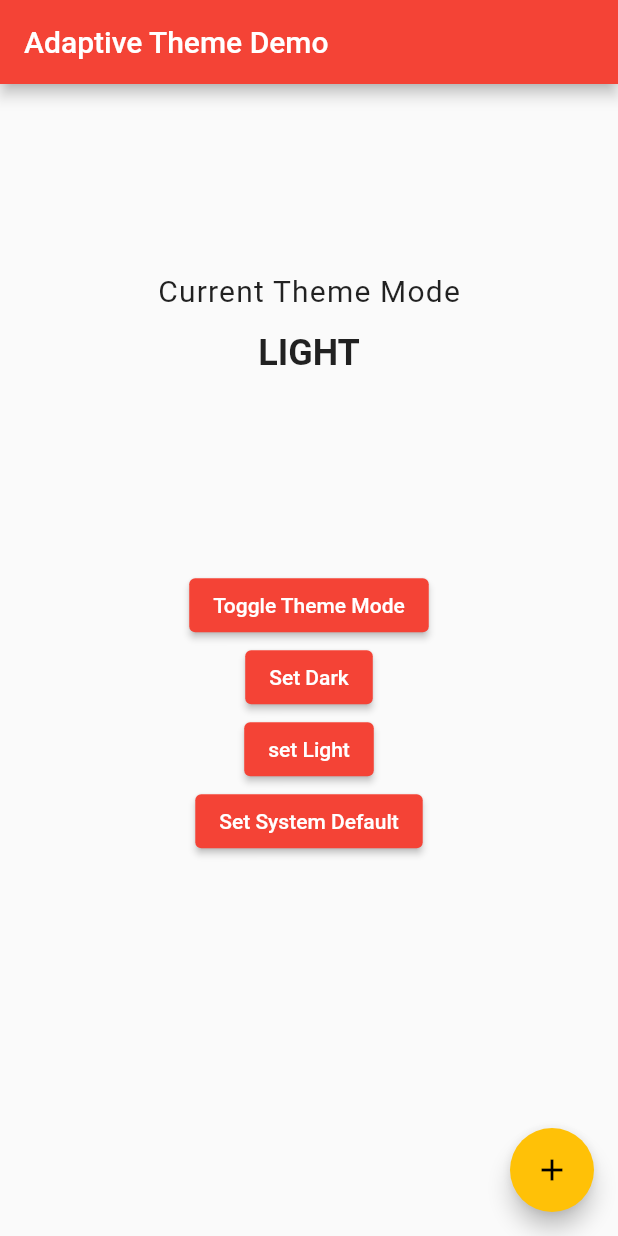
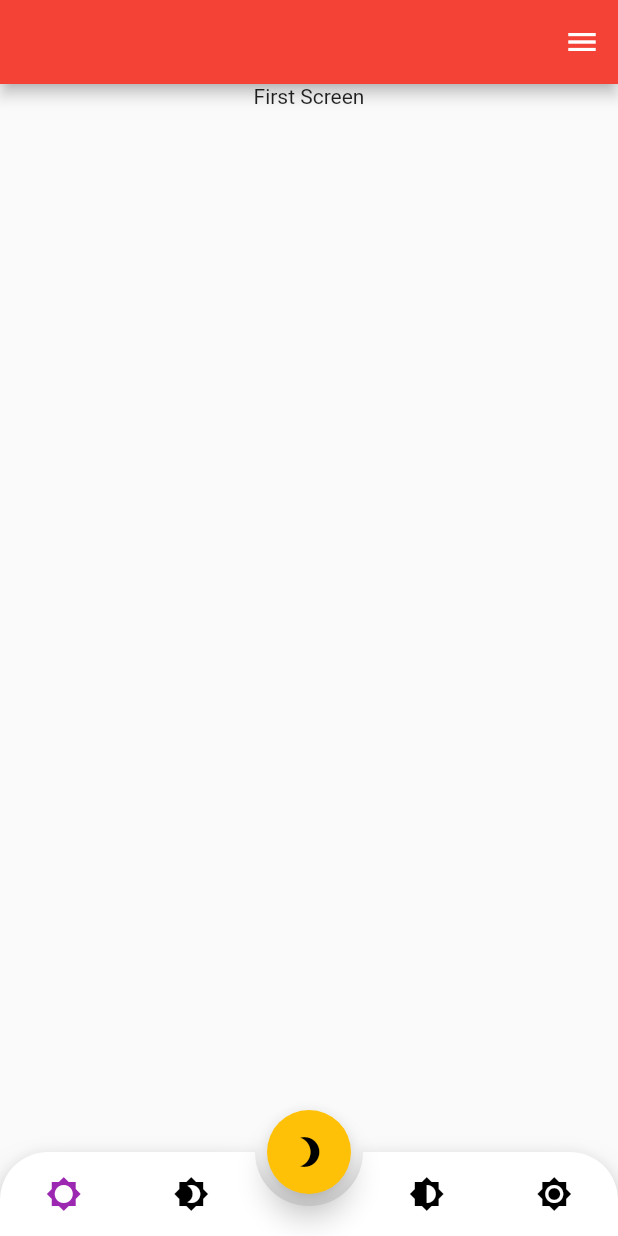
Before and after one commit to birdincee/-newCareyou, a Flutter app: the screen it shows after launch, on a phone screen of 412 x 824 dp. Run offline on Flutter 3.47's test engine with Material 2 defaults, Android fonts, the phone set to English and light mode, and no system bars; drawn by our look-alikes of animated_bottom_navigation_bar; our stand-ins replace adaptive_theme, shared_preferences.

Commit message:
update 0.3 tap and page

```diff
--- /dev/null
+++ b/lib/component/willpopCallBack.dart
@@ -0,0 +1,5 @@
+class WillCall {
+  Future<bool> willPopCallback() async {
+    return false; // return true if the route to be popped
+  }
+}
--- a/lib/main.dart
+++ b/lib/main.dart
@@ -1,18 +1,24 @@
 import 'package:adaptive_theme/adaptive_theme.dart';
 import 'package:flutter/material.dart';
 import 'package:flutter/widgets.dart';
-import 'package:newcareyou/screen/home_screen.dart';
+import 'package:newcareyou/function/funtion_default.dart';
+import 'package:newcareyou/screen/index_screen.dart';
+import 'package:newcareyou/static_variable/static_bool.dart';
 import 'package:newcareyou/static_variable/static_page_name.dart';
 import 'package:newcareyou/static_variable/theme_data.dart';
+import 'package:shared_preferences/shared_preferences.dart';
 
 void main() async {
   WidgetsFlutterBinding.ensureInitialized();
   final savedThemeMode = await AdaptiveTheme.getThemeMode();
   final pageRoute = await StaticPageName().routesName();
+  StaticBool.bCheckLogin = await FnDefault().checkLogin();
+  print(StaticBool.bCheckLogin);
   runApp(
     MyApp(
       savedThemeMode: savedThemeMode,
       pageRoute: pageRoute,
+      bCheckLogin: StaticBool.bCheckLogin,
     ),
   );
 }
@@ -20,7 +26,10 @@ void main() async {
 class MyApp extends StatelessWidget {
   final AdaptiveThemeMode savedThemeMode;
   final dynamic pageRoute;
-  const MyApp({Key key, this.savedThemeMode, this.pageRoute}) : super(key: key);
+  final bool bCheckLogin;
+
+  const MyApp({Key key, this.savedThemeMode, this.pageRoute, this.bCheckLogin})
+      : super(key: key);
 
   @override
   Widget build(BuildContext context) {
@@ -29,11 +38,11 @@ class MyApp extends StatelessWidget {
       dark: StaticTheme.darkTheme,
       initial: savedThemeMode ?? AdaptiveThemeMode.light,
       builder: (theme, darkTheme) => MaterialApp(
-        title: 'Adaptive Theme Demo',
         theme: theme,
         darkTheme: darkTheme,
         debugShowCheckedModeBanner: false,
-        initialRoute: StaticPageName.firstPage,
+        initialRoute:
+            !bCheckLogin ? StaticPageName.firstPage : StaticPageName.indexPage,
         routes: pageRoute,
         home: MyHomePage(),
       ),
@@ -47,15 +56,19 @@ class MyHomePage extends StatefulWidget {
 }
 
 class _MyHomePageState extends State<MyHomePage> {
+  Future<bool> _willPopCallback() async {
+    return false; // return true if the route to be popped
+  }
+
   @override
   Widget build(BuildContext context) {
     return AnimatedTheme(
       duration: Duration(milliseconds: 300),
       data: Theme.of(context),
+      child: WillPopScope(
+        onWillPop: _willPopCallback,
+        child: SafeArea(
           child: Scaffold(
-        appBar: AppBar(
-          title: Text('Adaptive Theme Demo'),
-        ),
             body: SizedBox.expand(
               child: Column(
                 crossAxisAlignment: CrossAxisAlignment.center,
@@ -107,10 +120,17 @@ class _MyHomePageState extends State<MyHomePage> {
               ),
             ),
             floatingActionButton: FloatingActionButton(
-          onPressed: () {
-            Navigator.pushNamed(context, 'HomeScreen');
+              onPressed: () async {
+                StaticBool.bCheckLogin = await FnDefault().setCheckLogin();
+                if (StaticBool.bCheckLogin) {
+                  await Navigator.pushReplacementNamed(
+                      context, StaticPageName.indexPage);
+                  print(StaticBool.bCheckLogin);
+                }
               },
               child: Icon(Icons.add),
+            ),
+          ),
         ),
       ),
     );
--- /dev/null
+++ b/lib/screen/index_screen.dart
@@ -0,0 +1,103 @@
+import 'package:animated_bottom_navigation_bar/animated_bottom_navigation_bar.dart';
+import 'package:flutter/material.dart';
+import 'package:newcareyou/component/endDrawer_menu.dart';
+import 'package:newcareyou/component/willpopCallBack.dart';
+import 'package:newcareyou/static_variable/static_page_name.dart';
+
+class IndexScreen extends StatefulWidget {
+  @override
+  _IndexScreenState createState() => _IndexScreenState();
+}
+
+class _IndexScreenState extends State<IndexScreen> {
+  int _bottomNavIndex;
+
+  AnimationController _animationController;
+  Animation<double> animation;
+  CurvedAnimation curve;
+
+  final iconList = <IconData>[
+    Icons.brightness_5,
+    Icons.brightness_4,
+    Icons.brightness_6,
+    Icons.brightness_7,
+  ];
+
+  List listPage = [];
+
+  void navigatorPage(int index) {
+    setState(() {
+      _bottomNavIndex = index;
+    });
+  }
+
+  Future<bool> loadList() async {
+    listPage = await StaticPageMainMenu().listPage();
+    print(listPage);
+    return true;
+  }
+
+  @override
+  void initState() {
+    _bottomNavIndex = 0;
+    super.initState();
+  }
+
+  @override
+  Widget build(BuildContext context) {
+    return WillPopScope(
+      onWillPop: () => WillCall().willPopCallback(),
+      child: AnimatedTheme(
+        duration: Duration(milliseconds: 500),
+        data: Theme.of(context),
+        child: Scaffold(
+          appBar: AppBar(),
+          endDrawer: EndDrawerMenu(),
+          body: FutureBuilder(
+            future: loadList(),
+            builder: (BuildContext context, AsyncSnapshot snapshot) {
+              if (snapshot.hasData) {
+                return listPage[_bottomNavIndex];
+              } else {
+                return Center(
+                  child: CircularProgressIndicator(),
+                );
+              }
+            },
+          ),
+          floatingActionButton: FloatingActionButton(
+            elevation: 8,
+            child: Icon(
+              Icons.brightness_3,
+            ),
+            onPressed: () {
+              _animationController.reset();
+              _animationController.forward();
+            },
+          ),
+          floatingActionButtonLocation:
+              FloatingActionButtonLocation.centerDocked,
+          bottomNavigationBar: AnimatedBottomNavigationBar.builder(
+            itemCount: iconList.length,
+            tabBuilder: (int index, bool isActive) {
+              final color = isActive ? Colors.purple : Colors.black;
+              return Icon(
+                iconList[index],
+                size: 24,
+                color: color,
+              );
+            },
+            activeIndex: _bottomNavIndex,
+            notchAndCornersAnimation: animation,
+            splashSpeedInMilliseconds: 500,
+            notchSmoothness: NotchSmoothness.defaultEdge,
+            gapLocation: GapLocation.center,
+            leftCornerRadius: 32,
+            rightCornerRadius: 32,
+            onTap: (index) => navigatorPage(index),
+          ),
+        ),
+      ),
+    );
+  }
+}
--- /dev/null
+++ b/lib/screen/main_screen/main_screen.dart
@@ -0,0 +1,53 @@
+import 'package:flutter/material.dart';
+
+class Page1 extends StatelessWidget {
+  @override
+  Widget build(BuildContext context) {
+    return Column(
+      children: [
+        Center(
+          child: Text("First Screen"),
+        ),
+      ],
+    );
+  }
+}
+
+class Page2 extends StatelessWidget {
+  @override
+  Widget build(BuildContext context) {
+    return Column(
+      children: [
+        Center(
+          child: Text("Second Screen"),
+        ),
+      ],
+    );
+  }
+}
+
+class Page3 extends StatelessWidget {
+  @override
+  Widget build(BuildContext context) {
+    return Column(
+      children: [
+        Center(
+          child: Text("Third Screen"),
+        ),
+      ],
+    );
+  }
+}
+
+class Page4 extends StatelessWidget {
+  @override
+  Widget build(BuildContext context) {
+    return Column(
+      children: [
+        Center(
+          child: Text("fourth Screen"),
+        ),
+      ],
+    );
+  }
+}
--- /dev/null
+++ b/lib/sharedPreferences/shared_string_key.dart
@@ -0,0 +1,5 @@
+import 'package:flutter/material.dart';
+
+class SharedStringKey {
+  static String sCheckLogin = 's_check_login';
+}
--- a/lib/static_variable/static_bool.dart
+++ b/lib/static_variable/static_bool.dart
@@ -2,4 +2,7 @@ import 'package:flutter/material.dart';
 
 class StaticBool {
   static bool bCheckTheme = false;
+
+  // SharedPreferences
+  static bool bCheckLogin;
 }
--- a/lib/static_variable/static_page_name.dart
+++ b/lib/static_variable/static_page_name.dart
@@ -1,16 +1,29 @@
 import 'package:flutter/material.dart';
 import 'package:newcareyou/main.dart';
-import 'package:newcareyou/screen/home_screen.dart';
-class StaticPageName{
+import 'package:newcareyou/screen/index_screen.dart';
+import 'package:newcareyou/screen/main_screen/main_screen.dart';
 
- Future<Map> routesName()async{
-   Map<String, WidgetBuilder> mapRoutes ={
-     firstPage : (context) => MyHomePage(),
-     homePage : (context) => HomeScreen(),
-   };
-   return mapRoutes;
- }
+class StaticPageName {
+  Future<Map> routesName() async {
+    Map<String, WidgetBuilder> mapRoutes = {
+      firstPage: (context) => MyHomePage(),
+      indexPage: (context) => IndexScreen(),
+    };
+    return mapRoutes;
+  }
 
- static String firstPage = 'First';
- static String homePage = 'HomeScreen';
+  static String firstPage = 'First';
+  static String indexPage = 'HomeScreen';
 }
+
+class StaticPageMainMenu {
+  Future<List> listPage() async {
+    List list = [
+      Page1(),
+      Page2(),
+      Page3(),
+      Page4(),
+    ];
+    return list;
+  }
+}
--- a/lib/static_variable/theme_data.dart
+++ b/lib/static_variable/theme_data.dart
@@ -12,7 +12,6 @@ class StaticTheme{
 
   static ThemeData darkTheme = ThemeData(
     brightness: Brightness.dark,
-
     visualDensity: VisualDensity.adaptivePlatformDensity,
     primarySwatch: Colors.purple,
     appBarTheme: AppBarTheme(
@@ -20,8 +19,14 @@ class StaticTheme{
     ),
     switchTheme: SwitchThemeData(
       thumbColor: MaterialStateProperty.resolveWith(
-            (states) => Colors.amber,
+        (states) => Colors.amber,
       ),
+    ),
+    iconTheme: IconThemeData(
+      color: Colors.white,
+    ),
+    bottomNavigationBarTheme: BottomNavigationBarThemeData(
+      backgroundColor: Colors.purple,
     ),
   );
 }
--- a/pubspec.yaml
+++ b/pubspec.yaml
@@ -31,6 +31,7 @@ dependencies:
   adaptive_theme: ^2.0.0
   animations: ^2.0.0
   animated_bottom_navigation_bar: ^0.3.1+1
+  shared_preferences: ^2.0.4
 
 dev_dependencies:
   flutter_test:
```
Also changed, not shown: lib/component/endDrawer_menu.dart (+9 -3 lines), lib/function/funtion_default.dart (+24 -0 lines), lib/screen/home_screen.dart (deleted, +0 -44 lines), pubspec.lock. Lines whose indentation alone changed are shown as unchanged.
